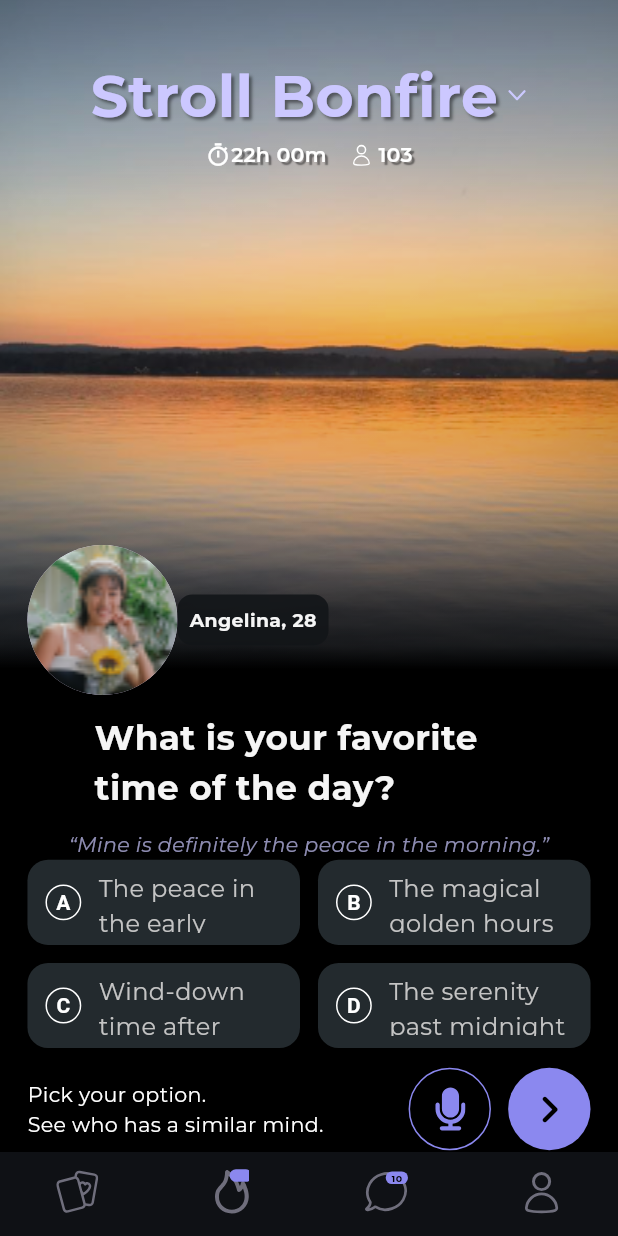
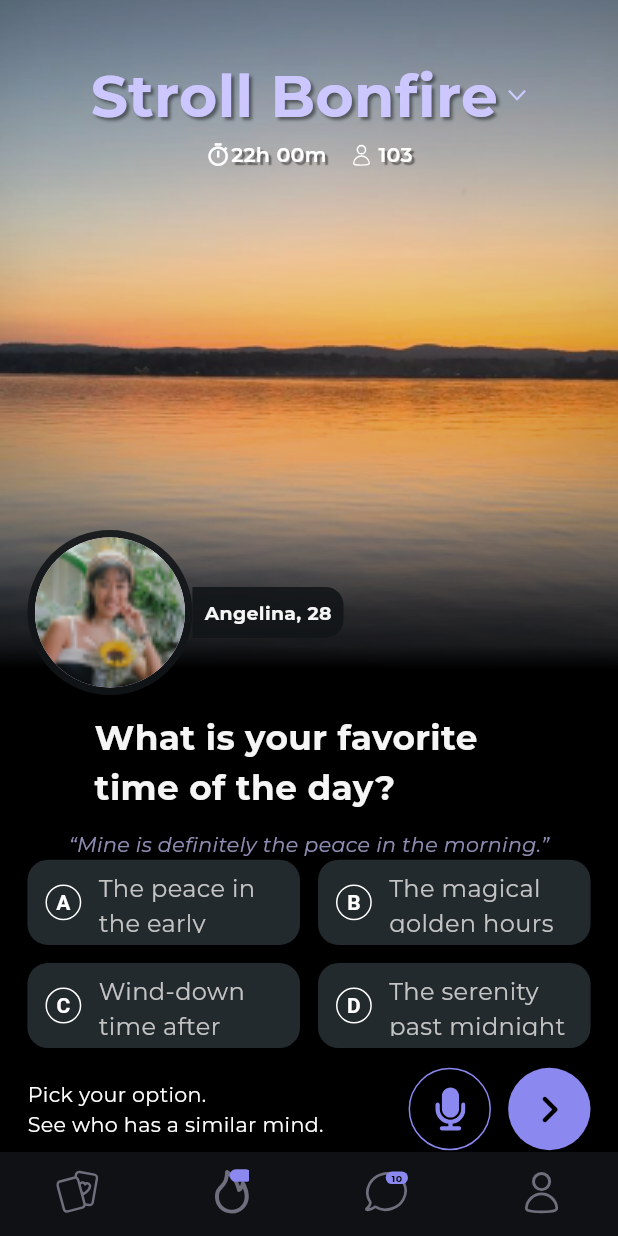
Before and after one commit to hermes13002/Stroll-App, a Flutter app: the screen it shows after launch, item 2 of the bottom bar chosen, on a phone screen of 412 x 824 dp. Run offline on Flutter 3.47's test engine with Material 3 defaults, Android fonts, the phone set to English and light mode, and no system bars; drawn by our look-alikes of persistent_bottom_nav_bar; our stand-ins replace flutter_screenutil, flutter_svg, gap, google_fonts.

Commit message:
adjsutd the profile picture in the bonfir screen

```diff
--- a/lib/views/bonfire/screens/bonfire_screen.dart
+++ b/lib/views/bonfire/screens/bonfire_screen.dart
@@ -143,16 +143,25 @@ class _BonfireScreenState extends State<BonfireScreen> {
                       children: [
                         Row(
                           children: [
-                            CircleAvatar(
-                              radius: 50, // Adjust size of the avatar
-                              backgroundImage: AssetImage('assets/images/person.png'), // Replace with your image asset
+                            Container(
+                              decoration: BoxDecoration(
+                                shape: BoxShape.circle,
+                                border: Border.all(color: Color.fromRGBO(18, 21, 24, 0.9), width: 5),
+                              ),
+                              child: CircleAvatar(
+                                radius: 50, // Adjust size of the avatar
+                                backgroundImage: AssetImage('assets/images/person.png'), // Replace with your image asset
+                              ),
                             ),
 
                             Container(
                               padding: EdgeInsets.all(8),
                               decoration: BoxDecoration(
                                 color: Color.fromRGBO(18, 21, 24, 0.9),
-                                borderRadius: BorderRadius.circular(10)
+                                borderRadius: BorderRadius.only(
+                                  topRight: Radius.circular(12),
+                                  bottomRight: Radius.circular(12),
+                                )
                               ),
                               child: Text(
                                 "Angelina, 28",
```
